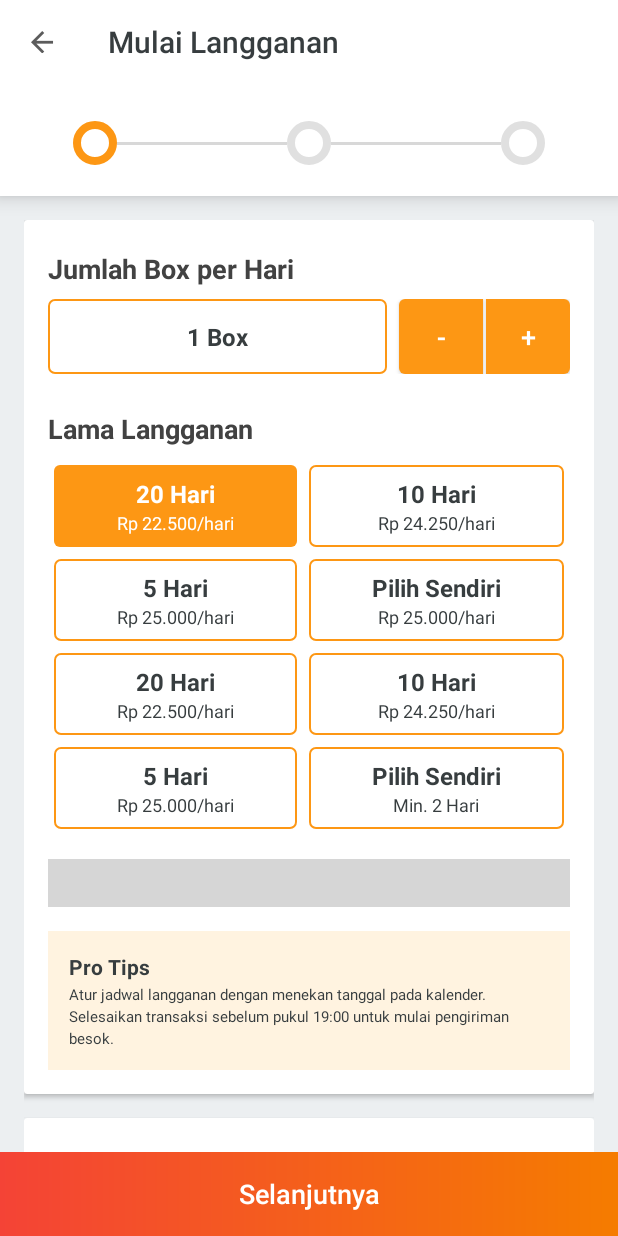
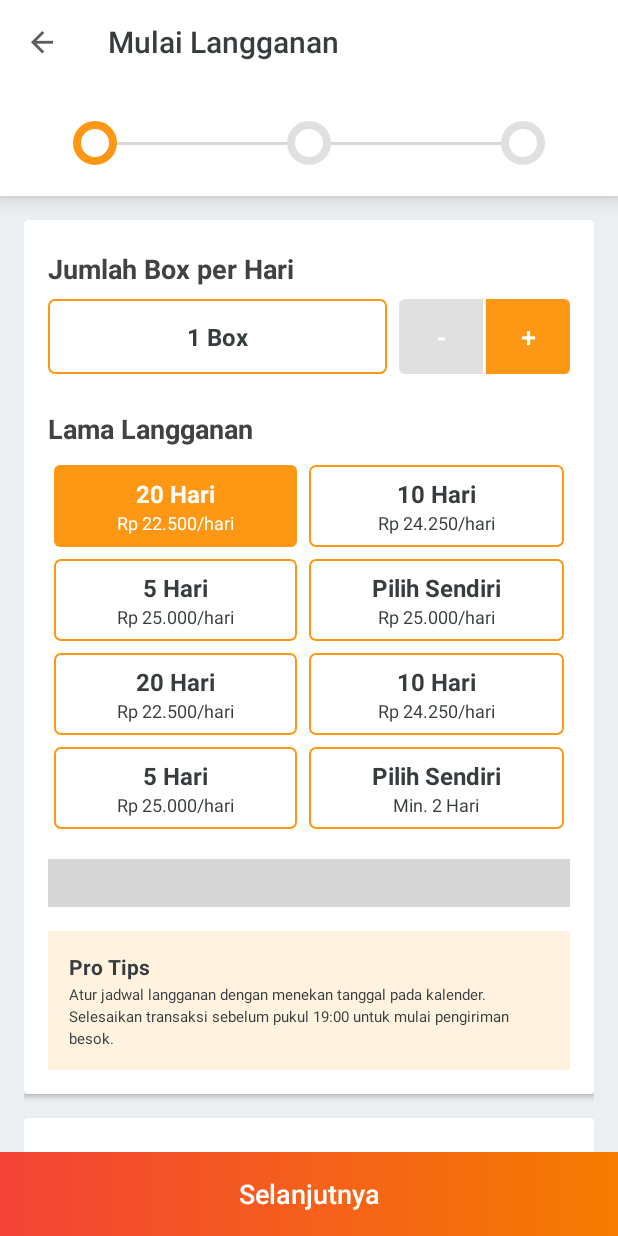
Before and after one commit to jboxx/CateringSubscribe, an Android app: the SubcriptionsActivity screen opened directly, with no data from a screen before it, on a phone screen of 412 x 824 dp. Run offline under Robolectric (Android 15) with nearby library versions, the phone set to English and light mode, and no system bars; our stand-ins replace ButterKnife, Dagger/Hilt's generated code; libraries missing offline, so code that uses them is left out: com.prolificinteractive.materialcalendarview; plain views replace MaterialCalendarView; 9 statements that could not run were skipped; grey boxes are pictures that could not be loaded.

Commit message:
- fix minimum selection and enhance counter limitation

```diff
--- a/app/build.gradle
+++ b/app/build.gradle
@@ -6,8 +6,8 @@ android {
         applicationId "io.github.jboxx.catering_subscribe"
         minSdkVersion 19
         targetSdkVersion 27
-        versionCode 2
-        versionName "1.1"
+        versionCode 3
+        versionName "1.2"
         testInstrumentationRunner "android.support.test.runner.AndroidJUnitRunner"
     }
     buildTypes {
--- a/app/src/main/java/io/github/jboxx/catering_subscribe/customviews/AbstractBaseView.java
+++ b/app/src/main/java/io/github/jboxx/catering_subscribe/customviews/AbstractBaseView.java
@@ -31,15 +31,12 @@ public abstract class AbstractBaseView extends View {
 
     private void logSpec(int specMode) {
         if (specMode == MeasureSpec.UNSPECIFIED) {
-            Log.d(TAG, "mode: unspecified");
             return;
         }
         if (specMode == MeasureSpec.AT_MOST) {
-            Log.d(TAG, "mode: at most");
             return;
         }
         if (specMode == MeasureSpec.EXACTLY) {
-            Log.d(TAG, "mode: exact");
             return;
         }
     }
@@ -51,31 +48,26 @@ public abstract class AbstractBaseView extends View {
 
     @Override
     protected void onLayout(boolean changed, int left, int top, int right, int bottom) {
-        Log.d(TAG, "onLayout");
         super.onLayout(changed, left, top, right, bottom);
     }
 
     @Override
     public void onDraw(Canvas canvas) {
         super.onDraw(canvas);
-        Log.d(TAG, "onDraw called");
     }
 
     @Override
     protected void onRestoreInstanceState(Parcelable p) {
-        Log.d(TAG, "onRestoreInstanceState");
         super.onRestoreInstanceState(p);
     }
 
     @Override
     protected Parcelable onSaveInstanceState() {
-        Log.d(TAG, "onSaveInstanceState");
         Parcelable p = super.onSaveInstanceState();
         return p;
     }
 
     private int getImprovedDefaultHeight(int measureSpec) {
-        // int result = size;
         int specMode = MeasureSpec.getMode(measureSpec);
         int specSize = MeasureSpec.getSize(measureSpec);
         switch (specMode) {
@@ -90,7 +82,6 @@ public abstract class AbstractBaseView extends View {
     }
 
     private int getImprovedDefaultWidth(int measureSpec) {
-        // int result = size;
         int specMode = MeasureSpec.getMode(measureSpec);
         int specSize = MeasureSpec.getSize(measureSpec);
         switch (specMode) {
--- a/app/src/main/java/io/github/jboxx/catering_subscribe/customviews/CircleView.java
+++ b/app/src/main/java/io/github/jboxx/catering_subscribe/customviews/CircleView.java
@@ -4,13 +4,29 @@ import android.content.Context;
 import android.content.res.TypedArray;
 import android.graphics.Canvas;
 import android.graphics.Paint;
-import android.support.annotation.ColorRes;
 import android.support.annotation.Nullable;
+import android.support.annotation.StringDef;
 import android.util.AttributeSet;
+
+import java.lang.annotation.Retention;
+import java.lang.annotation.RetentionPolicy;
 
 import io.github.jboxx.catering_subscribe.R;
 
 public class CircleView extends AbstractBaseView {
+
+    @Retention(RetentionPolicy.SOURCE)
+    @StringDef({
+            ACTIVE,
+            UNACTIVE,
+            FILLED,
+    })
+
+    public @interface CircleViewConstant {}
+
+    public static final String ACTIVE = "ACTIVE";
+    public static final String UNACTIVE = "UNACTIVE";
+    public static final String FILLED = "FILLED";
 
     private int circleRadius = 18;
     private int strokeColor = 0xFFFD9714;
@@ -99,6 +115,24 @@ public class CircleView extends AbstractBaseView {
         return p;
     }
 
+    public  void setCircleStatus(@CircleViewConstant String status) {
+        switch (status) {
+            case ACTIVE:
+                this.strokeColor = 0xFFFD9714;
+                this.fillColor = 0X00FFFFFF;
+                break;
+            case UNACTIVE:
+                this.strokeColor = 0xFFE0E0E0;
+                this.fillColor = 0X00FFFFFF;
+                break;
+            case FILLED:
+                this.strokeColor = 0xFFFD9714;
+                this.fillColor = 0xFFFD9714;
+                break;
+        }
+        invalidate();
+    }
+
     public void setCircleActive(boolean isActive) {
         this.strokeColor = isActive ? 0xFFFD9714 : 0xFFE0E0E0;
         invalidate();
--- a/app/src/main/java/io/github/jboxx/catering_subscribe/customviews/CounterView.java
+++ b/app/src/main/java/io/github/jboxx/catering_subscribe/customviews/CounterView.java
@@ -25,6 +25,8 @@ public class CounterView extends LinearLayout {
     private String prefix = "";
 
     private TextView txtCounter;
+    private Button btnMinus;
+    private Button btnPlus;
     private boolean isPlusEnabled;
     private boolean isMinusEnabled;
     private OnCountChangedListener listener;
@@ -81,7 +83,7 @@ public class CounterView extends LinearLayout {
                 ViewGroup.LayoutParams.WRAP_CONTENT, 1f));
         addView(txtCounter);
 
-        Button btnMinus = new Button(context);
+        btnMinus = new Button(context);
         btnMinus.setText("-");
         btnMinus.setTextSize(18f);
         LayoutParams layoutParams = new LinearLayout.LayoutParams(
@@ -91,7 +93,7 @@ public class CounterView extends LinearLayout {
                 0, context.getResources().getDimensionPixelSize(R.dimen.margin_2dp), 0);
         btnMinus.setLayoutParams(layoutParams);
         btnMinus.setTextColor(ContextCompat.getColor(context, android.R.color.white));
-        btnMinus.setBackground(ContextCompat.getDrawable(context, R.drawable.bg_counter_left));
+        btnMinus.setBackground(ContextCompat.getDrawable(context, R.drawable.bg_counter_left_state));
         btnMinus.setOnClickListener(v -> {
             if (isMinusEnabled){
                 --count;
@@ -104,14 +106,14 @@ public class CounterView extends LinearLayout {
         });
         addView(btnMinus);
 
-        Button btnPlus = new Button(context);
+        btnPlus = new Button(context);
         btnPlus.setText("+");
         btnPlus.setTextSize(18f);
         btnPlus.setLayoutParams(new LinearLayout.LayoutParams(
                 context.getResources().getDimensionPixelSize(R.dimen.btn_counter_width),
                 ViewGroup.LayoutParams.MATCH_PARENT));
         btnPlus.setTextColor(ContextCompat.getColor(context, android.R.color.white));
-        btnPlus.setBackground(ContextCompat.getDrawable(context, R.drawable.bg_counter_right));
+        btnPlus.setBackground(ContextCompat.getDrawable(context, R.drawable.bg_counter_right_state));
         btnPlus.setOnClickListener(v -> {
             if(isPlusEnabled){
                 ++count;
@@ -141,6 +143,16 @@ public class CounterView extends LinearLayout {
         } else {
             isMinusEnabled = false;
         }
+        setDisabilityLeftCounterButton();
+        setDisabilityRightCounterButton();
+    }
+
+    private void setDisabilityLeftCounterButton() {
+        btnMinus.setEnabled(isMinusEnabled);
+    }
+
+    private void setDisabilityRightCounterButton() {
+        btnPlus.setEnabled(isPlusEnabled);
     }
 
     private void redrawCounter(int count) {
--- a/app/src/main/java/io/github/jboxx/catering_subscribe/customviews/calendardecorator/DisableSaturdayAndMonday.java
+++ b/app/src/main/java/io/github/jboxx/catering_subscribe/customviews/calendardecorator/DisableSaturdayAndMonday.java
@@ -6,7 +6,6 @@ import com.prolificinteractive.materialcalendarview.DayViewFacade;
 
 import org.threeten.bp.DayOfWeek;
 
-import java.util.Calendar;
 import java.util.Collection;
 import java.util.HashSet;
 
--- a/app/src/main/java/io/github/jboxx/catering_subscribe/subcripstions/SubcriptionsPresenter.java
+++ b/app/src/main/java/io/github/jboxx/catering_subscribe/subcripstions/SubcriptionsPresenter.java
@@ -284,7 +284,7 @@ public class SubcriptionsPresenter implements SubcriptionsContract.Presenter {
 
     private void selectDay(CalendarDay deletedCalendar) {
         if (!subcriptionTime.getParam().equals(SubcriptionTime.CUSTOM)
-                || numberOfDays <= customSubcriptionTime.getShouldSelectedDays()) {
+                || numberOfDays < customSubcriptionTime.getShouldSelectedDays()) {
 
             LocalDate localDate = sortedCalendarList().get(sortedCalendarList().size()-1);
 
--- /dev/null
+++ b/app/src/main/res/drawable/bg_counter_left_disabled.xml
@@ -0,0 +1,12 @@
+<?xml version="1.0" encoding="utf-8"?>
+<shape
+    xmlns:android="http://schemas.android.com/apk/res/android"
+    android:shape="rectangle" >
+    <corners
+        android:topLeftRadius="4dp"
+        android:bottomLeftRadius="4dp"
+        android:bottomRightRadius="0dp"
+        android:topRightRadius="0dp"/>
+    <solid
+        android:color="@color/grey_300" />
+</shape>
--- /dev/null
+++ b/app/src/main/res/drawable/bg_counter_left_state.xml
@@ -0,0 +1,7 @@
+<?xml version="1.0" encoding="utf-8"?>
+<selector xmlns:android="http://schemas.android.com/apk/res/android">
+    <item android:drawable="@drawable/bg_counter_left_enabled" android:state_enabled="true" />
+    <item android:drawable="@drawable/bg_counter_left_disabled" android:state_enabled="false" />
+    <!-- default state-->
+    <item android:drawable="@drawable/bg_counter_left_enabled" />
+</selector>
--- /dev/null
+++ b/app/src/main/res/drawable/bg_counter_right_disabled.xml
@@ -0,0 +1,12 @@
+<?xml version="1.0" encoding="utf-8"?>
+<shape
+    xmlns:android="http://schemas.android.com/apk/res/android"
+    android:shape="rectangle" >
+    <corners
+        android:topLeftRadius="0dp"
+        android:bottomLeftRadius="0dp"
+        android:bottomRightRadius="4dp"
+        android:topRightRadius="4dp"/>
+    <solid
+        android:color="@color/grey_300" />
+</shape>
--- /dev/null
+++ b/app/src/main/res/drawable/bg_counter_right_state.xml
@@ -0,0 +1,7 @@
+<?xml version="1.0" encoding="utf-8"?>
+<selector xmlns:android="http://schemas.android.com/apk/res/android">
+    <item android:drawable="@drawable/bg_counter_right_enabled" android:state_enabled="true" />
+    <item android:drawable="@drawable/bg_counter_right_disabled" android:state_enabled="false" />
+    <!-- default state-->
+    <item android:drawable="@drawable/bg_counter_right_enabled" />
+</selector>
--- a/app/src/main/res/values/colors.xml
+++ b/app/src/main/res/values/colors.xml
@@ -7,6 +7,7 @@
 
     <color name="default_text_color">#373D3F</color>
     <color name="list_divider">#D8D8D8</color>
+    <color name="list_divider_active">#FD9714</color>
 
     <color name="gradient_start">@color/red_500</color>
     <color name="gradient_end">@color/orange_700</color>
```
Also changed, not shown: app/src/main/java/io/github/jboxx/catering_subscribe/subcripstions/SubcriptionsActivity.java (+24 -5 lines), app/src/main/res/drawable/bg_counter_left_enabled.xml (renamed from app/src/main/res/drawable/bg_counter_left.xml), app/src/main/res/drawable/bg_counter_right_enabled.xml (renamed from app/src/main/res/drawable/bg_counter_right.xml), 1 other file.
